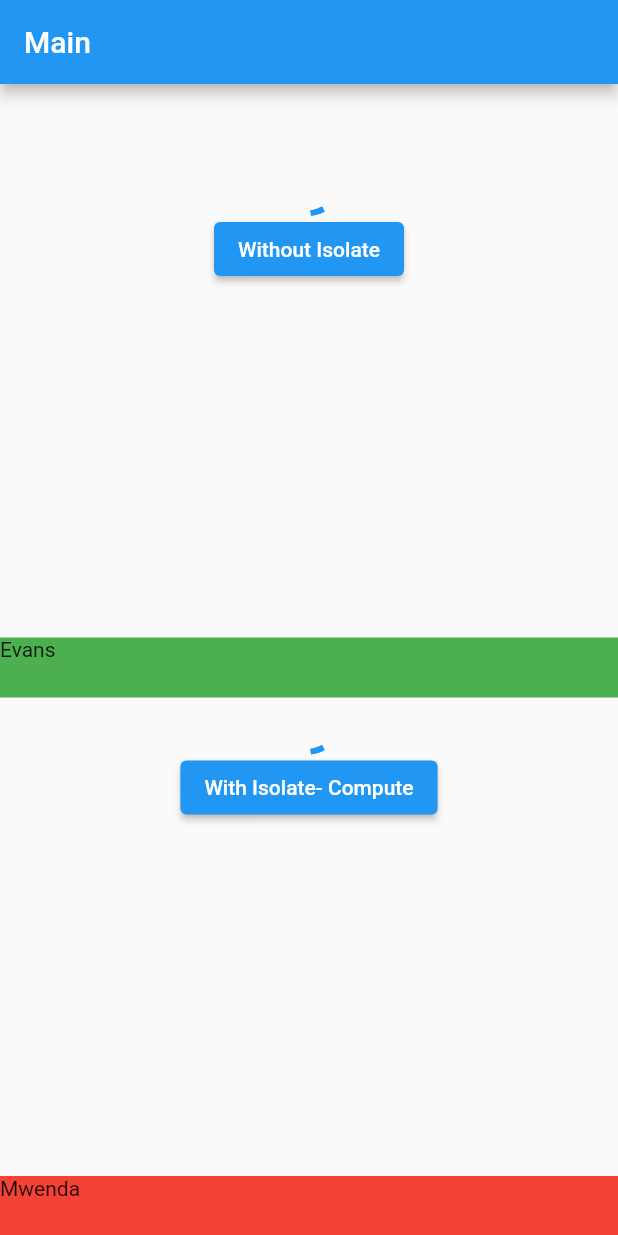
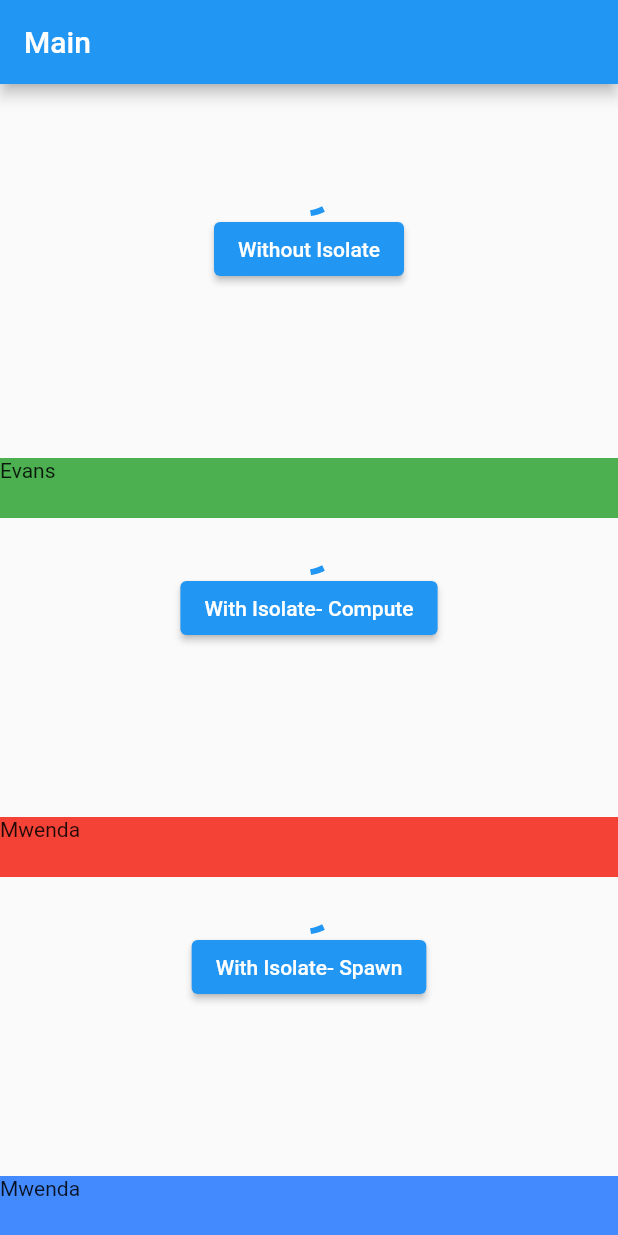
Before and after one commit to evansmwenda/Isolate-compute-spawn, a Flutter app: the screen it shows after launch, on a phone screen of 412 x 824 dp. Run offline on Flutter 3.47's test engine with Material 2 defaults, Android fonts, the phone set to English and light mode, and no system bars.

Commit message:
isolate and spawn now working well

```diff
--- a/lib/main.dart
+++ b/lib/main.dart
@@ -1,3 +1,5 @@
+import 'dart:isolate';
+
 import 'package:flutter/foundation.dart';
 import 'package:flutter/material.dart';
 
@@ -24,7 +26,6 @@ class MyApp extends StatelessWidget {
 class MyHomePage extends StatefulWidget {
   const MyHomePage({Key? key}) : super(key: key);
 
-
   @override
   State<MyHomePage> createState() => _MyHomePageState();
 }
@@ -42,7 +43,7 @@ class _MyHomePageState extends State<MyHomePage> {
         child: Column(
           mainAxisSize: MainAxisSize.min,
           children: <Widget>[
-            SizedBox(height:50),
+            SizedBox(height: 50),
             Expanded(
               flex: 3,
               child: Column(
@@ -50,7 +51,7 @@ class _MyHomePageState extends State<MyHomePage> {
                   CircularProgressIndicator(),
                   ElevatedButton(
                     child: Text("Without Isolate"),
-                    onPressed: () async{
+                    onPressed: () async {
                       final sum = computationallyExpensiveTask(1000000000);
                       print(sum);
                     },
@@ -58,7 +59,14 @@ class _MyHomePageState extends State<MyHomePage> {
                 ],
               ),
             ),
-            Container(color: Colors.green,height: 40,child: SizedBox(width: double.infinity,child: Text("Evans"),),),
+            Container(
+              color: Colors.green,
+              height: 40,
+              child: SizedBox(
+                width: double.infinity,
+                child: Text("Evans"),
+              ),
+            ),
             Expanded(
               flex: 3,
               child: Column(
@@ -66,16 +74,53 @@ class _MyHomePageState extends State<MyHomePage> {
                   CircularProgressIndicator(),
                   ElevatedButton(
                     child: Text("With Isolate- Compute"),
-                    onPressed: () async{
-                      final sum =  await compute(computationallyExpensiveTask,1000000000);
+                    onPressed: () async {
+                      final sum = await compute(
+                          computationallyExpensiveTask, 1000000000);
                       print(sum);
                     },
                   ),
                 ],
               ),
             ),
-            Container(color: Colors.red,height: 40,child: SizedBox(width: double.infinity,child: Text("Mwenda"),),),
+            Container(
+              color: Colors.red,
+              height: 40,
+              child: SizedBox(
+                width: double.infinity,
+                child: Text("Mwenda"),
+              ),
+            ),
+            Expanded(
+              flex: 3,
+              child: Column(
+                children: [
+                  CircularProgressIndicator(),
+                  ElevatedButton(
+                      child: Text("With Isolate- Spawn"),
+                      onPressed: () async {
+                        //ReceivePort is to listen for the isolate to finish job
+                        final receivePort = ReceivePort();
+                        // here we are passing method name and sendPort instance from ReceivePort as listener
+                        await Isolate.spawn(computationallyExpensiveTaskSpawn,
+                            receivePort.sendPort);
 
+                        //It will listen for isolate function to finish
+                        receivePort.listen((sum) {
+                          print(sum);
+                        });
+                      }),
+                ],
+              ),
+            ),
+            Container(
+              color: Colors.blueAccent,
+              height: 40,
+              child: SizedBox(
+                width: double.infinity,
+                child: Text("Mwenda"),
+              ),
+            ),
           ],
         ),
       ),
@@ -83,11 +128,23 @@ class _MyHomePageState extends State<MyHomePage> {
   }
 }
 
-int computationallyExpensiveTask(int value){
+int computationallyExpensiveTask(int value) {
   var sum = 0;
-  for(var i=0;i<=value;i++){
-    sum +=i;
+  for (var i = 0; i <= value; i++) {
+    sum += i;
   }
   print("finished task");
   return sum;
 }
+
+// this function should be either top level(outside class) or static method
+void computationallyExpensiveTaskSpawn(SendPort sendPort) {
+  print("heavy work started");
+  var sum = 0;
+  for (var i = 0; i <= 1000000000; i++) {
+    sum += i;
+  }
+  print("heavy work finished");
+  //Remember there is no return, we are sending sum to listener defined defore.
+  sendPort.send(sum);
+}
```
